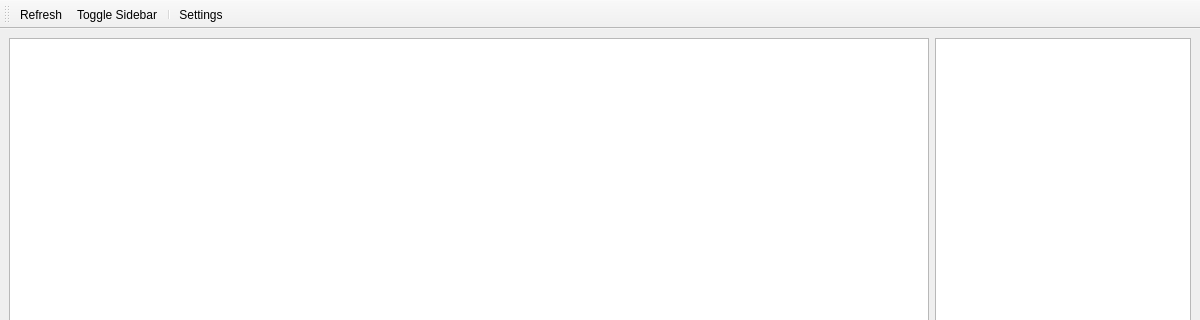
Old version of the form ui_RunLog.ui in the repository davgra04/RunLogDesktop; both pictures show x 0 to 1200 and y 0 to 320 of the 1200 by 600 pixel window.
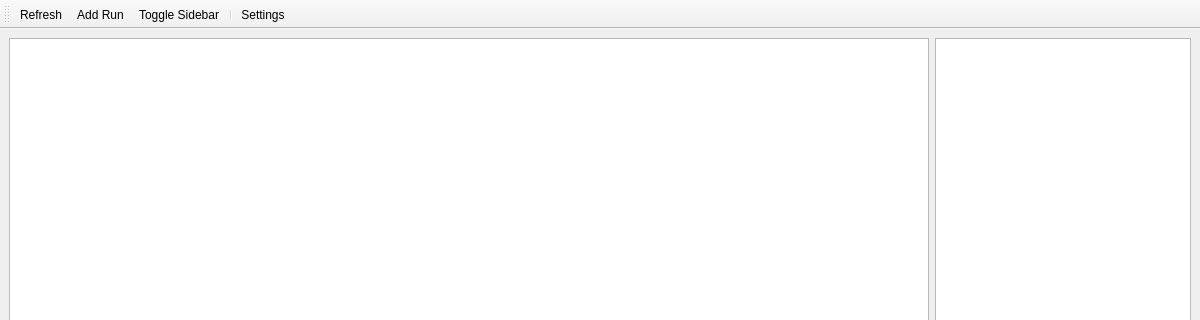
New version of the form. Icons and pictures are not drawn.

The edit to the form file:
```diff
--- a/ui_RunLog.ui
+++ b/ui_RunLog.ui
@@ -12,8 +12,8 @@
   </property>
   <property name="minimumSize">
    <size>
-    <width>1200</width>
-    <height>600</height>
+    <width>0</width>
+    <height>0</height>
    </size>
   </property>
   <property name="windowTitle">
@@ -61,6 +61,7 @@
     <bool>false</bool>
    </attribute>
    <addaction name="actionRefresh"/>
+   <addaction name="actionAddRun"/>
    <addaction name="actionToggle_Sidebar"/>
    <addaction name="separator"/>
    <addaction name="actionSettings"/>
@@ -101,6 +102,18 @@
     <string>Expands or collapses sidebar.</string>
    </property>
   </action>
+  <action name="actionAddRun">
+   <property name="icon">
+    <iconset resource="icons_runlog.qrc">
+     <normaloff>:/icons/icons/appbar.add.png</normaloff>:/icons/icons/appbar.add.png</iconset>
+   </property>
+   <property name="text">
+    <string>Add Run</string>
+   </property>
+   <property name="toolTip">
+    <string>Adds a new entry into the RunLog.</string>
+   </property>
+  </action>
  </widget>
  <resources>
   <include location="icons_runlog.qrc"/>
```
Left out of the diff: 21 changed lines with no effect on the pictures.
